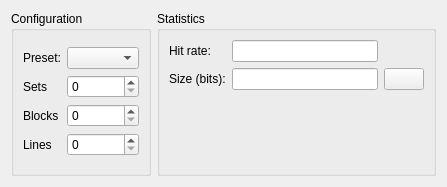
The window that src/cacheconfigwidget.ui (mortbopet/Ripes) describes before a commit, drawn with Qt 5.
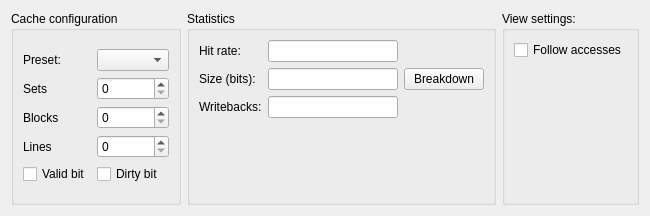
The same window after the commit.

Patch:
```diff
--- a/src/cacheconfigwidget.ui
+++ b/src/cacheconfigwidget.ui
@@ -6,8 +6,8 @@
    <rect>
     <x>0</x>
     <y>0</y>
-    <width>447</width>
-    <height>187</height>
+    <width>650</width>
+    <height>216</height>
    </rect>
   </property>
   <property name="windowTitle">
@@ -19,38 +19,14 @@
      <item>
       <widget class="QGroupBox" name="groupBox">
        <property name="title">
-        <string>Configuration</string>
+        <string>Cache configuration</string>
        </property>
        <layout class="QGridLayout" name="gridLayout_3">
         <item row="0" column="0">
          <layout class="QGridLayout" name="gridLayout">
-          <item row="2" column="0">
-           <widget class="QLabel" name="label_3">
-            <property name="text">
-             <string>Blocks</string>
-            </property>
-           </widget>
-          </item>
-          <item row="2" column="1">
-           <widget class="QSpinBox" name="blocks">
-            <property name="maximum">
-             <number>4</number>
-            </property>
-           </widget>
-          </item>
-          <item row="0" column="1">
-           <widget class="QComboBox" name="presets"/>
-          </item>
           <item row="1" column="1">
            <widget class="QSpinBox" name="sets">
             <property name="maximum">
-             <number>4</number>
-            </property>
-           </widget>
-          </item>
-          <item row="3" column="1">
-           <widget class="QSpinBox" name="lines">
-            <property name="maximum">
              <number>10</number>
             </property>
            </widget>
@@ -69,6 +45,23 @@
             </property>
            </widget>
           </item>
+          <item row="0" column="1">
+           <widget class="QComboBox" name="presets"/>
+          </item>
+          <item row="2" column="0">
+           <widget class="QLabel" name="label_3">
+            <property name="text">
+             <string>Blocks</string>
+            </property>
+           </widget>
+          </item>
+          <item row="3" column="1">
+           <widget class="QSpinBox" name="lines">
+            <property name="maximum">
+             <number>10</number>
+            </property>
+           </widget>
+          </item>
           <item row="0" column="0">
            <widget class="QLabel" name="label">
             <property name="text">
@@ -76,6 +69,27 @@
             </property>
            </widget>
           </item>
+          <item row="2" column="1">
+           <widget class="QSpinBox" name="blocks">
+            <property name="maximum">
+             <number>10</number>
+            </property>
+           </widget>
+          </item>
+          <item row="4" column="0">
+           <widget class="QCheckBox" name="checkBox">
+            <property name="text">
+             <string>Valid bit</string>
+            </property>
+           </widget>
+          </item>
+          <item row="4" column="1">
+           <widget class="QCheckBox" name="checkBox_2">
+            <property name="text">
+             <string>Dirty bit</string>
+            </property>
+           </widget>
+          </item>
          </layout>
         </item>
        </layout>
@@ -89,8 +103,15 @@
        <layout class="QGridLayout" name="gridLayout_5">
         <item row="0" column="0">
          <layout class="QGridLayout" name="gridLayout_4">
-          <item row="1" column="1">
-           <widget class="QLineEdit" name="lineEdit"/>
+          <item row="1" column="2">
+           <widget class="QPushButton" name="sizeBreakdownButton">
+            <property name="text">
+             <string>Breakdown</string>
+            </property>
+           </widget>
+          </item>
+          <item row="0" column="1">
+           <widget class="QLineEdit" name="lineEdit_2"/>
           </item>
           <item row="1" column="0">
            <widget class="QLabel" name="label_6">
@@ -99,6 +120,9 @@
             </property>
            </widget>
           </item>
+          <item row="1" column="1">
+           <widget class="QLineEdit" name="lineEdit"/>
+          </item>
           <item row="0" column="0">
            <widget class="QLabel" name="label_5">
             <property name="text">
@@ -106,15 +130,15 @@
             </property>
            </widget>
           </item>
-          <item row="1" column="2">
-           <widget class="QPushButton" name="sizeBreakdownButton">
+          <item row="2" column="0">
+           <widget class="QLabel" name="label_7">
             <property name="text">
-             <string/>
+             <string>Writebacks:</string>
             </property>
            </widget>
           </item>
-          <item row="0" column="1">
-           <widget class="QLineEdit" name="lineEdit_2"/>
+          <item row="2" column="1">
+           <widget class="QLineEdit" name="lineEdit_3"/>
           </item>
          </layout>
         </item>
@@ -134,6 +158,39 @@
        </layout>
       </widget>
      </item>
+     <item>
+      <widget class="QGroupBox" name="groupBox_3">
+       <property name="title">
+        <string>View settings:</string>
+       </property>
+       <layout class="QGridLayout" name="gridLayout_7">
+        <item row="0" column="0">
+         <layout class="QGridLayout" name="gridLayout_6">
+          <item row="0" column="0">
+           <widget class="QCheckBox" name="checkBox_3">
+            <property name="text">
+             <string>Follow accesses</string>
+            </property>
+           </widget>
+          </item>
+         </layout>
+        </item>
+        <item row="1" column="0">
+         <spacer name="verticalSpacer_2">
+          <property name="orientation">
+           <enum>Qt::Vertical</enum>
+          </property>
+          <property name="sizeHint" stdset="0">
+           <size>
+            <width>20</width>
+            <height>40</height>
+           </size>
+          </property>
+         </spacer>
+        </item>
+       </layout>
+      </widget>
+     </item>
     </layout>
    </item>
   </layout>
```
